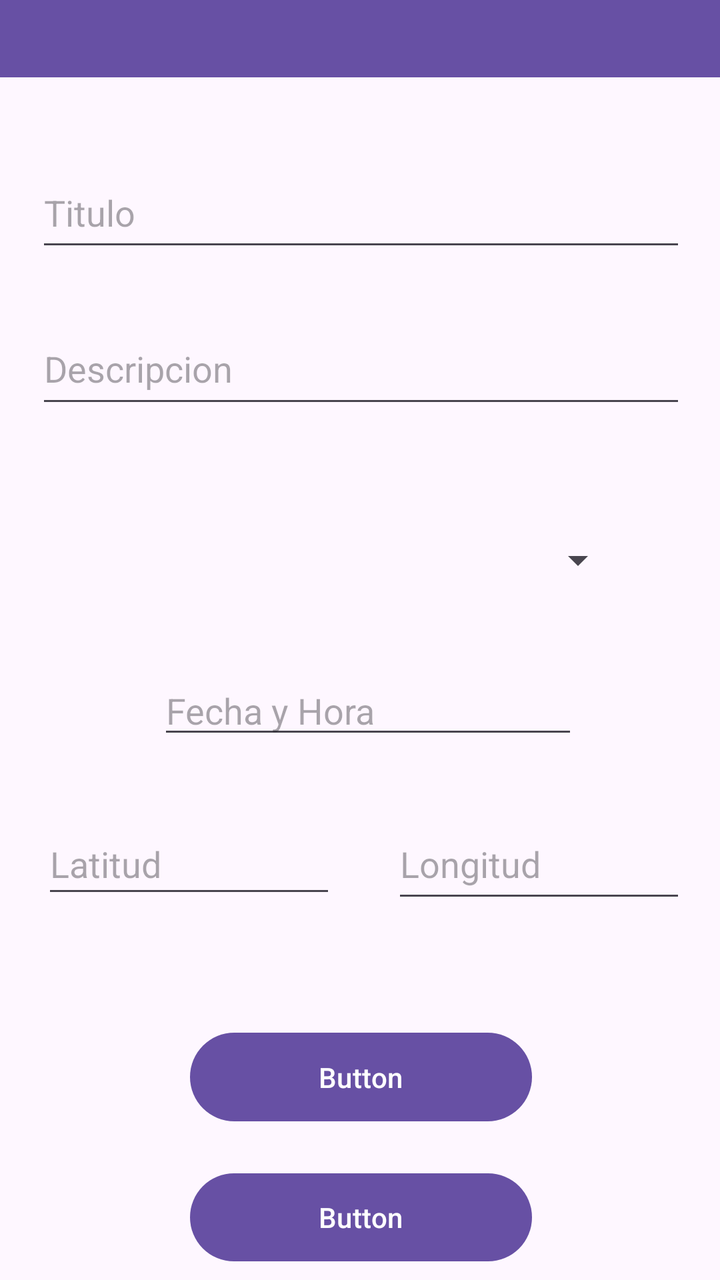
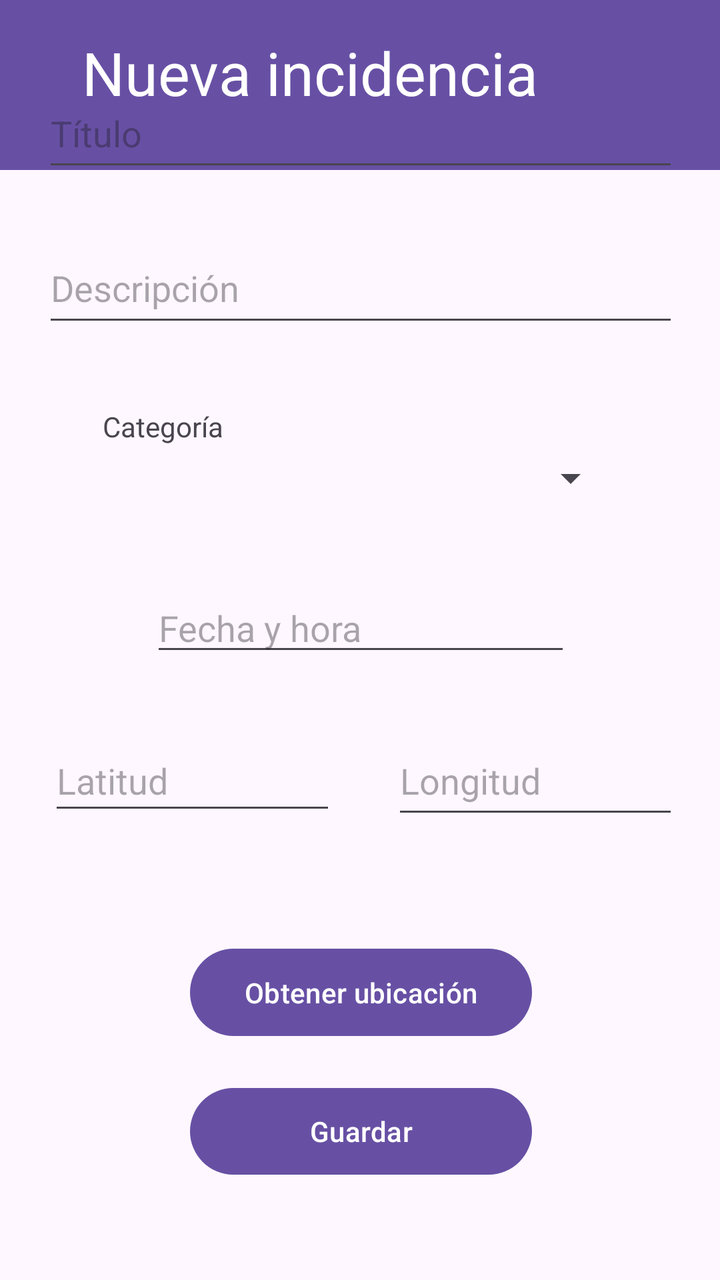

The first picture is an Android layout as it rendered before a commit; the second is the same layout after the commit. The layout source and the unified diff follow.
<!-- AndroidManifest.xml: application theme Theme.GeoRegister -->
<!-- res/layout/activity_main_registrar_incidencia.xml -->
<?xml version="1.0" encoding="utf-8"?>
<androidx.constraintlayout.widget.ConstraintLayout xmlns:android="http://schemas.android.com/apk/res/android"
    xmlns:app="http://schemas.android.com/apk/res-auto"
    xmlns:tools="http://schemas.android.com/tools"
    android:id="@+id/main"
    android:layout_width="wrap_content"
    android:layout_height="wrap_content"
    android:visibility="visible"
    tools:context=".Main_RegistrarIncidencia"
    tools:visibility="visible">

    <androidx.appcompat.widget.Toolbar
        android:id="@+id/toolbar2"
        android:layout_width="407dp"
        android:layout_height="82dp"
        android:background="?attr/colorPrimary"
        android:minHeight="?attr/actionBarSize"
        android:theme="?attr/actionBarTheme"
        app:layout_constraintBottom_toTopOf="@+id/constraintLayout3"
        app:layout_constraintEnd_toEndOf="parent"
        app:layout_constraintHorizontal_bias="0.5"
        app:layout_constraintStart_toStartOf="parent"
        app:layout_constraintTop_toTopOf="parent"
        app:layout_constraintVertical_bias="0.5" />

    <androidx.constraintlayout.widget.ConstraintLayout
        android:id="@+id/constraintLayout3"
        android:layout_width="409dp"
        android:layout_height="645dp"
        app:layout_constraintBottom_toBottomOf="parent"
        app:layout_constraintEnd_toEndOf="parent"
        app:layout_constraintHorizontal_bias="0.5"
        app:layout_constraintStart_toStartOf="parent"
        app:layout_constraintTop_toBottomOf="@+id/toolbar2"
        app:layout_constraintVertical_bias="0.5">

        <EditText
            android:id="@+id/editTextText3"
            android:layout_width="0dp"
            android:layout_height="0dp"
            android:layout_marginStart="42dp"
            android:layout_marginTop="40dp"
            android:layout_marginEnd="42dp"
            android:layout_marginBottom="26dp"
            android:ems="10"
            android:hint="Titulo"
            android:inputType="text"
            android:maxEms="20"
            app:layout_constraintBottom_toTopOf="@+id/editTextText7"
            app:layout_constraintEnd_toEndOf="parent"
            app:layout_constraintStart_toStartOf="parent"
            app:layout_constraintTop_toTopOf="parent" />

        <EditText
            android:id="@+id/editTextText7"
            android:layout_width="0dp"
            android:layout_height="0dp"
            android:layout_marginStart="42dp"
            android:layout_marginEnd="42dp"
            android:layout_marginBottom="45dp"
            android:ems="10"
            android:hint="Descripcion"
            android:inputType="text"
            android:maxEms="80"
            app:layout_constraintBottom_toTopOf="@+id/spinner"
            app:layout_constraintEnd_toEndOf="parent"
            app:layout_constraintStart_toStartOf="parent"
            app:layout_constraintTop_toBottomOf="@+id/editTextText3" />

        <Spinner
            android:id="@+id/spinner"
            android:layout_width="0dp"
            android:layout_height="0dp"
            android:layout_marginStart="72dp"
            android:layout_marginEnd="72dp"
            android:layout_marginBottom="27dp"
            android:spinnerMode="dropdown"
            app:layout_constraintBottom_toTopOf="@+id/editTextText10"
            app:layout_constraintEnd_toEndOf="parent"
            app:layout_constraintStart_toStartOf="parent"
            app:layout_constraintTop_toBottomOf="@+id/editTextText7" />

        <EditText
            android:id="@+id/editTextText9"
            android:layout_width="0dp"
            android:layout_height="0dp"
            android:layout_marginEnd="42dp"
            android:layout_marginBottom="56dp"
            android:ems="10"
            android:hint="Longitud"
            android:inputType="text"
            app:layout_constraintBottom_toTopOf="@+id/button"
            app:layout_constraintEnd_toEndOf="parent"
            app:layout_constraintStart_toEndOf="@+id/editTextText6"
            app:layout_constraintTop_toBottomOf="@+id/editTextText10" />

        <EditText
            android:id="@+id/editTextText6"
            android:layout_width="0dp"
            android:layout_height="47dp"
            android:layout_marginStart="45dp"
            android:layout_marginEnd="28dp"
            android:ems="10"
            android:hint="Latitud"
            android:inputType="number|numberDecimal"
            app:layout_constraintBaseline_toBaselineOf="@+id/editTextText9"
            app:layout_constraintEnd_toStartOf="@+id/editTextText9"
            app:layout_constraintStart_toStartOf="parent" />

        <EditText
            android:id="@+id/editTextText10"
            android:layout_width="wrap_content"
            android:layout_height="wrap_content"
            android:layout_marginEnd="24dp"
            android:layout_marginBottom="30dp"
            android:ems="10"
            android:hint="Fecha y Hora"
            android:inputType="datetime"
            app:layout_constraintBottom_toTopOf="@+id/editTextText9"
            app:layout_constraintEnd_toEndOf="@+id/spinner"
            app:layout_constraintTop_toBottomOf="@+id/spinner" />

        <Button
            android:id="@+id/button"
            android:layout_width="171dp"
            android:layout_height="0dp"
            android:layout_marginBottom="18dp"
            android:text="Button"
            app:layout_constraintBottom_toTopOf="@+id/button3"
            app:layout_constraintEnd_toEndOf="parent"
            app:layout_constraintStart_toStartOf="parent"
            app:layout_constraintTop_toBottomOf="@+id/editTextText9" />

        <Button
            android:id="@+id/button3"
            android:layout_width="171dp"
            android:layout_height="0dp"
            android:layout_marginBottom="49dp"
            android:text="Button"
            app:layout_constraintBottom_toBottomOf="parent"
            app:layout_constraintEnd_toEndOf="parent"
            app:layout_constraintStart_toStartOf="parent"
            app:layout_constraintTop_toBottomOf="@+id/button" />

    </androidx.constraintlayout.widget.ConstraintLayout>
</androidx.constraintlayout.widget.ConstraintLayout>
<!-- resources referenced by this layout -->
<resources>
  <style name="Theme.GeoRegister" parent="Base.Theme.GeoRegister" />
  <style name="Base.Theme.GeoRegister" parent="Theme.Material3.DayNight.NoActionBar">
          
          
      </style>
</resources>

<!-- the commit's change to res/layout/activity_main_registrar_incidencia.xml (unified diff, before → after) -->
@@ -11,31 +11,31 @@
 
     <androidx.appcompat.widget.Toolbar
         android:id="@+id/toolbar2"
-        android:layout_width="407dp"
-        android:layout_height="82dp"
+        android:layout_width="409dp"
+        android:layout_height="85dp"
         android:background="?attr/colorPrimary"
         android:minHeight="?attr/actionBarSize"
         android:theme="?attr/actionBarTheme"
         app:layout_constraintBottom_toTopOf="@+id/constraintLayout3"
         app:layout_constraintEnd_toEndOf="parent"
-        app:layout_constraintHorizontal_bias="0.5"
+        app:layout_constraintHorizontal_bias="0.0"
         app:layout_constraintStart_toStartOf="parent"
         app:layout_constraintTop_toTopOf="parent"
-        app:layout_constraintVertical_bias="0.5" />
+        app:layout_constraintVertical_bias="0.0" />
 
     <androidx.constraintlayout.widget.ConstraintLayout
         android:id="@+id/constraintLayout3"
-        android:layout_width="409dp"
-        android:layout_height="645dp"
+        android:layout_width="402dp"
+        android:layout_height="641dp"
         app:layout_constraintBottom_toBottomOf="parent"
         app:layout_constraintEnd_toEndOf="parent"
         app:layout_constraintHorizontal_bias="0.5"
         app:layout_constraintStart_toStartOf="parent"
-        app:layout_constraintTop_toBottomOf="@+id/toolbar2"
+        app:layout_constraintTop_toBottomOf="@+id/imageButton"
         app:layout_constraintVertical_bias="0.5">
 
         <EditText
-            android:id="@+id/editTextText3"
+            android:id="@+id/etTitulo"
             android:layout_width="0dp"
             android:layout_height="0dp"
             android:layout_marginStart="42dp"
@@ -43,104 +43,148 @@
             android:layout_marginEnd="42dp"
             android:layout_marginBottom="26dp"
             android:ems="10"
-            android:hint="Titulo"
+            android:hint="@string/incidencia_titulo"
             android:inputType="text"
             android:maxEms="20"
-            app:layout_constraintBottom_toTopOf="@+id/editTextText7"
+            android:importantForAutofill="no"
+            app:layout_constraintBottom_toTopOf="@+id/etDescripcion"
             app:layout_constraintEnd_toEndOf="parent"
             app:layout_constraintStart_toStartOf="parent"
             app:layout_constraintTop_toTopOf="parent" />
 
         <EditText
-            android:id="@+id/editTextText7"
+            android:id="@+id/etDescripcion"
             android:layout_width="0dp"
             android:layout_height="0dp"
             android:layout_marginStart="42dp"
             android:layout_marginEnd="42dp"
             android:layout_marginBottom="45dp"
             android:ems="10"
-            android:hint="Descripcion"
+            android:hint="@string/incidencia_descripcion"
             android:inputType="text"
             android:maxEms="80"
-            app:layout_constraintBottom_toTopOf="@+id/spinner"
+            android:importantForAutofill="no"
+            app:layout_constraintBottom_toTopOf="@+id/spinnerCategoria"
             app:layout_constraintEnd_toEndOf="parent"
             app:layout_constraintStart_toStartOf="parent"
-            app:layout_constraintTop_toBottomOf="@+id/editTextText3" />
+            app:layout_constraintTop_toBottomOf="@+id/etTitulo" />
 
         <Spinner
-            android:id="@+id/spinner"
+            android:id="@+id/spinnerCategoria"
             android:layout_width="0dp"
             android:layout_height="0dp"
             android:layout_marginStart="72dp"
             android:layout_marginEnd="72dp"
             android:layout_marginBottom="27dp"
             android:spinnerMode="dropdown"
-            app:layout_constraintBottom_toTopOf="@+id/editTextText10"
+            app:layout_constraintBottom_toTopOf="@+id/etFechaHora"
             app:layout_constraintEnd_toEndOf="parent"
             app:layout_constraintStart_toStartOf="parent"
-            app:layout_constraintTop_toBottomOf="@+id/editTextText7" />
+            app:layout_constraintTop_toBottomOf="@+id/etDescripcion" />
 
         <EditText
-            android:id="@+id/editTextText9"
+            android:id="@+id/etLongitud"
             android:layout_width="0dp"
             android:layout_height="0dp"
             android:layout_marginEnd="42dp"
             android:layout_marginBottom="56dp"
             android:ems="10"
-            android:hint="Longitud"
-            android:inputType="text"
-            app:layout_constraintBottom_toTopOf="@+id/button"
+            android:hint="@string/incidencia_longitud"
+            android:inputType="number|numberDecimal"
+            android:importantForAutofill="no"
+            app:layout_constraintBottom_toTopOf="@+id/btnObtenerUbicacion"
             app:layout_constraintEnd_toEndOf="parent"
-            app:layout_constraintStart_toEndOf="@+id/editTextText6"
-            app:layout_constraintTop_toBottomOf="@+id/editTextText10" />
+            app:layout_constraintStart_toEndOf="@+id/etLatitud"
+            app:layout_constraintTop_toBottomOf="@+id/etFechaHora" />
 
         <EditText
-            android:id="@+id/editTextText6"
+            android:id="@+id/etLatitud"
             android:layout_width="0dp"
             android:layout_height="47dp"
             android:layout_marginStart="45dp"
             android:layout_marginEnd="28dp"
             android:ems="10"
-            android:hint="Latitud"
+            android:hint="@string/incidencia_latitud"
             android:inputType="number|numberDecimal"
-            app:layout_constraintBaseline_toBaselineOf="@+id/editTextText9"
-            app:layout_constraintEnd_toStartOf="@+id/editTextText9"
+            android:importantForAutofill="no"
+            app:layout_constraintBaseline_toBaselineOf="@+id/etLongitud"
+            app:layout_constraintEnd_toStartOf="@+id/etLongitud"
             app:layout_constraintStart_toStartOf="parent" />
 
         <EditText
-            android:id="@+id/editTextText10"
+            android:id="@+id/etFechaHora"
             android:layout_width="wrap_content"
             android:layout_height="wrap_content"
             android:layout_marginEnd="24dp"
             android:layout_marginBottom="30dp"
             android:ems="10"
-            android:hint="Fecha y Hora"
+            android:hint="@string/incidencia_fecha_hora"
             android:inputType="datetime"
-            app:layout_constraintBottom_toTopOf="@+id/editTextText9"
-            app:layout_constraintEnd_toEndOf="@+id/spinner"
-            app:layout_constraintTop_toBottomOf="@+id/spinner" />
+            android:importantForAutofill="no"
+            app:layout_constraintBottom_toTopOf="@+id/etLongitud"
+            app:layout_constraintEnd_toEndOf="@+id/spinnerCategoria"
+            app:layout_constraintTop_toBottomOf="@+id/spinnerCategoria" />
 
         <Button
-            android:id="@+id/button"
+            android:id="@+id/btnObtenerUbicacion"
             android:layout_width="171dp"
             android:layout_height="0dp"
             android:layout_marginBottom="18dp"
-            android:text="Button"
-            app:layout_constraintBottom_toTopOf="@+id/button3"
+            android:text="@string/obtener_ubicacion"
+            app:layout_constraintBottom_toTopOf="@+id/btnGuardar"
             app:layout_constraintEnd_toEndOf="parent"
             app:layout_constraintStart_toStartOf="parent"
-            app:layout_constraintTop_toBottomOf="@+id/editTextText9" />
+            app:layout_constraintTop_toBottomOf="@+id/etLongitud" />
 
         <Button
-            android:id="@+id/button3"
+            android:id="@+id/btnGuardar"
             android:layout_width="171dp"
             android:layout_height="0dp"
             android:layout_marginBottom="49dp"
-            android:text="Button"
+            android:text="@string/guardar_incidencia"
             app:layout_constraintBottom_toBottomOf="parent"
             app:layout_constraintEnd_toEndOf="parent"
             app:layout_constraintStart_toStartOf="parent"
-            app:layout_constraintTop_toBottomOf="@+id/button" />
+            app:layout_constraintTop_toBottomOf="@+id/btnObtenerUbicacion" />
+
+        <TextView
+            android:id="@+id/textView5"
+            android:layout_width="wrap_content"
+            android:layout_height="wrap_content"
+            android:text="@string/incidencia_categoria"
+            app:layout_constraintBottom_toTopOf="@+id/spinnerCategoria"
+            app:layout_constraintStart_toStartOf="@+id/spinnerCategoria"
+            app:layout_constraintTop_toTopOf="@+id/spinnerCategoria" />
 
     </androidx.constraintlayout.widget.ConstraintLayout>
+
+    <TextView
+        android:id="@+id/textView4"
+        android:layout_width="wrap_content"
+        android:layout_height="wrap_content"
+        android:layout_marginTop="16dp"
+        android:layout_marginEnd="91dp"
+        android:text="@string/nueva_incidencia"
+        android:textColor="@color/white"
+        android:textSize="30sp"
+        app:layout_constraintEnd_toEndOf="parent"
+        app:layout_constraintStart_toEndOf="@+id/imageButton"
+        app:layout_constraintTop_toTopOf="parent" />
+
+    <ImageButton
+        android:id="@+id/imageButton"
+        android:layout_width="0dp"
+        android:layout_height="0dp"
+        android:layout_marginStart="16dp"
+        android:layout_marginTop="16dp"
+        android:layout_marginEnd="11dp"
+        android:layout_marginBottom="12dp"
+        android:backgroundTint="#10FFFFFF"
+        android:contentDescription="@string/volver"
+        app:layout_constraintBottom_toTopOf="@+id/constraintLayout3"
+        app:layout_constraintEnd_toStartOf="@+id/textView4"
+        app:layout_constraintStart_toStartOf="parent"
+        app:layout_constraintTop_toTopOf="parent"
+        app:srcCompat="?attr/actionModeCloseDrawable" />
+
 </androidx.constraintlayout.widget.ConstraintLayout>
<!-- resource entries referenced after the edit -->
@@ -1,5 +1,16 @@
 <!-- resources referenced by this layout -->
 <resources>
+  <color name="white">#FFFFFFFF</color>
+  <string name="guardar_incidencia">Guardar</string>
+  <string name="incidencia_categoria">Categoría</string>
+  <string name="incidencia_descripcion">Descripción</string>
+  <string name="incidencia_fecha_hora">Fecha y hora</string>
+  <string name="incidencia_latitud">Latitud</string>
+  <string name="incidencia_longitud">Longitud</string>
+  <string name="incidencia_titulo">Título</string>
+  <string name="nueva_incidencia">Nueva incidencia</string>
+  <string name="obtener_ubicacion">Obtener ubicación</string>
+  <string name="volver">Volver</string>
   <style name="Theme.GeoRegister" parent="Base.Theme.GeoRegister" />
   <style name="Base.Theme.GeoRegister" parent="Theme.Material3.DayNight.NoActionBar">
           
